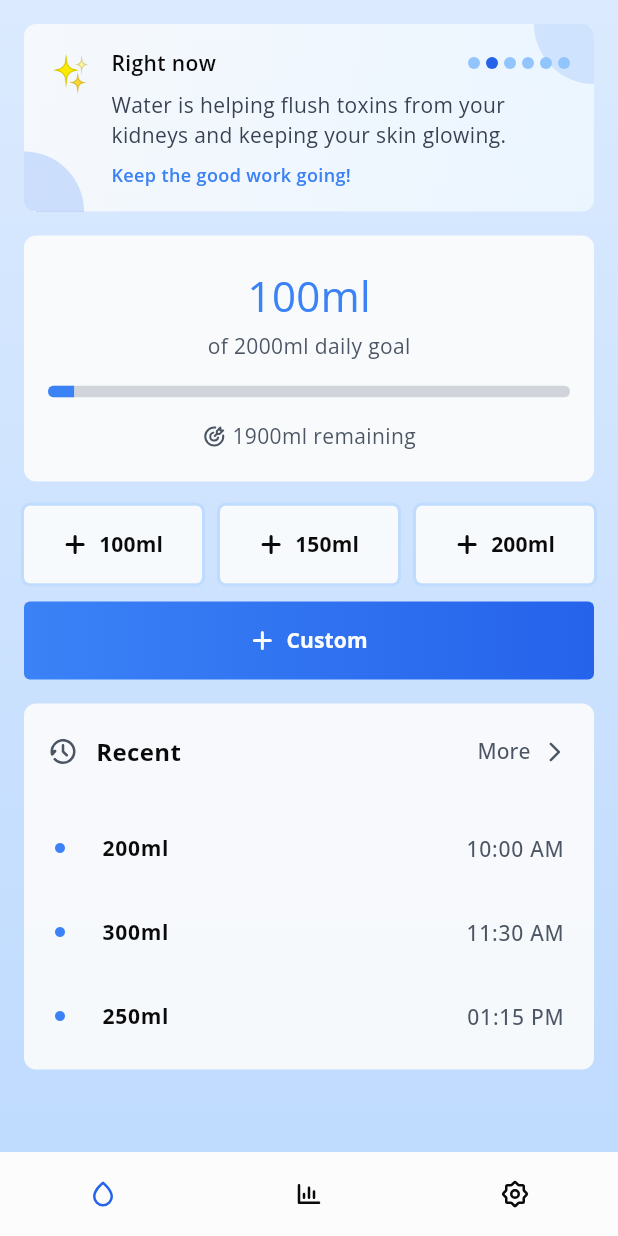
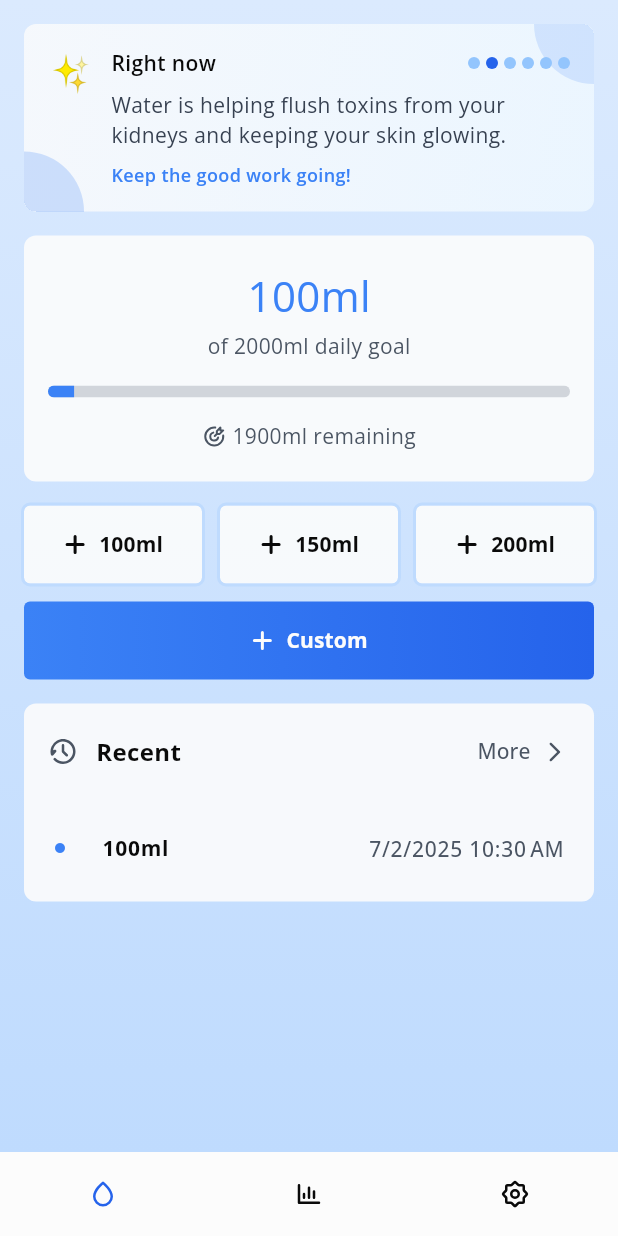
Before and after one commit to xaistrying/water-tracker-app, a Flutter app: the screen it shows after launch, after a tap on an icon or button, on a phone screen of 412 x 824 dp. Run offline on Flutter 3.47's test engine with Material 3 defaults, Android fonts, the phone set to English and light mode, and no system bars; drawn by our look-alikes of smooth_page_indicator; our stand-ins replace bloc, flutter_bloc, flutter_svg, fpdart, freezed_annotation, get_it and 3 more; generated files the repository leaves out were written again.

```diff
--- a/lib/app/bloc/app_data/app_data_cubit.dart
+++ b/lib/app/bloc/app_data/app_data_cubit.dart
@@ -1,3 +1,6 @@
+// Dart imports:
+import 'dart:async';
+
 // Package imports:
 import 'package:bloc/bloc.dart';
 import 'package:freezed_annotation/freezed_annotation.dart';
@@ -6,6 +9,8 @@ import 'package:freezed_annotation/freezed_annotation.dart';
 import 'package:water_tracker_app/app/constant/data_default.dart';
 import 'package:water_tracker_app/app/enum/quick_add_option.dart';
 import 'package:water_tracker_app/app/extension/string_extension.dart';
+import 'package:water_tracker_app/app/extension/unique_id_extension.dart';
+import 'package:water_tracker_app/domain/models/daily_intake_model.dart';
 import 'package:water_tracker_app/domain/repositories/profile_repository.dart';
 import 'package:water_tracker_app/domain/repositories/quick_add_repository.dart';
 import 'package:water_tracker_app/domain/repositories/units_repository.dart';
@@ -25,6 +30,8 @@ class AppDataCubit extends Cubit<AppDataState> {
   final _profileRepo = getIt<ProfileRepository>();
   final _quickAddRepo = getIt<QuickAddRepository>();
   final _progressRepo = getIt<ProgressRepository>();
+
+  Timer? _midnightTimer;
 
   void _init() {
     // Weight and Volume Units, Username
@@ -69,8 +76,16 @@ class AppDataCubit extends Cubit<AppDataState> {
     );
     updateDailyGoal(dailyGoal);
     final dailyIntake = _progressRepo.getDailyIntake().getOrElse((_) => 0.0);
-    updateDailyIntake(dailyIntake);
+    updateDailyIntake(value: dailyIntake, isInitialize: true);
+    // Check For New Day At Begining
     _checkForNewDay();
+    // Check For New Day While App Is On
+    _setupMidnightTimer();
+
+    final intakeHistory = _progressRepo.getDailyIntakeHistory().getOrElse(
+      (_) => [],
+    );
+    updateIntakeHistory(intakeHistory);
 
     // Advanced Mode
     final advancedModeStatus = _profileRepo.getAdvancedModeStatus().getOrElse(
@@ -137,10 +152,44 @@ class AppDataCubit extends Cubit<AppDataState> {
     );
   }
 
-  void updateDailyIntake(double value) {
+  void updateDailyIntake({required double value, bool isInitialize = false}) {
     final currentIntake = state.data.dailyIntake + value;
+
+    // Save to 1 day local storage
     _progressRepo.cacheDailyIntake(value: currentIntake);
+
+    // Save to history local storage
+    if (isInitialize == false) {
+      final history = [...state.data.listIntakeHistory];
+      final historyItem = DailyIntakeModel(
+        id: DateTime.now().uniqueId,
+        date: DateTime.now().toIso8601String(),
+        intake: value,
+        goal: state.data.dailyGoal,
+      );
+      history.add(historyItem);
+
+      _progressRepo.cacheDailyIntakeHistory(data: historyItem);
+      emit(
+        UpdateDailyIntake(
+          state.data.copyWith(
+            dailyIntake: currentIntake,
+            listIntakeHistory: history,
+          ),
+        ),
+      );
+      return;
+    }
+
     emit(UpdateDailyIntake(state.data.copyWith(dailyIntake: currentIntake)));
+  }
+
+  void updateIntakeHistory(List<DailyIntakeModel> history) {
+    emit(UpdateIntakeHistory(state.data.copyWith(listIntakeHistory: history)));
+  }
+
+  void resetDailyIntake() {
+    emit(UpdateDailyIntake(state.data.copyWith(dailyIntake: 0.0)));
   }
 
   void _checkForNewDay() {
@@ -158,7 +207,30 @@ class AppDataCubit extends Cubit<AppDataState> {
     // It's a new day! Reset water intake.
     if (today.isAfter(lastOpenDay)) {
       _progressRepo.removeDailyIntake();
+      resetDailyIntake();
     }
+  }
+
+  void _setupMidnightTimer() {
+    DateTime now = DateTime.now();
+    // Calculate the time until the end of the current day (midnight)
+    DateTime tomorrow = DateTime(
+      now.year,
+      now.month,
+      now.day,
+    ).add(const Duration(days: 1));
+    Duration timeUntilMidnight = tomorrow.difference(now);
+
+    // Cancel any existing timer to avoid duplicates
+    _midnightTimer?.cancel();
+
+    _midnightTimer = Timer(timeUntilMidnight, () async {
+      // Reset Daily Intake To 0.0
+      _progressRepo.removeDailyIntake();
+      resetDailyIntake();
+
+      _setupMidnightTimer();
+    });
   }
 
   @override
@@ -166,6 +238,8 @@ class AppDataCubit extends Cubit<AppDataState> {
     // Save Last Open Time
     _progressRepo.cacheLastOpenDay();
 
+    _midnightTimer?.cancel();
+
     return super.close();
   }
 }
--- a/lib/app/bloc/app_data/app_data_state.dart
+++ b/lib/app/bloc/app_data/app_data_state.dart
@@ -12,6 +12,7 @@ abstract class AppDataStateData with _$AppDataStateData {
     @Default(0.0) double dailyGoal,
     @Default(false) bool advancedModeStatus,
     @Default(0.0) double dailyIntake,
+    @Default([]) List<DailyIntakeModel> listIntakeHistory,
   }) = _AppDataStateData;
 }
 
@@ -41,4 +42,6 @@ abstract class AppDataState with _$AppDataState {
       UpdateAdvancedModeStatus;
   const factory AppDataState.updateDailyIntake(AppDataStateData data) =
       UpdateDailyIntake;
+  const factory AppDataState.updateIntakeHistory(AppDataStateData data) =
+      UpdateIntakeHistory;
 }
--- /dev/null
+++ b/lib/app/extension/unique_id_extension.dart
@@ -0,0 +1,3 @@
+extension UniqueIdExtension on DateTime {
+  String get uniqueId => microsecondsSinceEpoch.toString();
+}
--- a/lib/data/datasources/progress_data_source.dart
+++ b/lib/data/datasources/progress_data_source.dart
@@ -1,6 +1,10 @@
+// Dart imports:
+import 'dart:convert';
+
 // Project imports:
 import '../../app/di/injector.dart';
 import '../../app/service/app_prefs_service.dart';
+import '../../domain/models/daily_intake_model.dart';
 
 abstract class ProgressDataSource {
   // Daily Goal
@@ -15,6 +19,11 @@ abstract class ProgressDataSource {
   // Last Open Day
   Future<void> cacheLastOpenDay();
   DateTime? getLastOpenDay();
+
+  // Daily Intake History
+  Future<void> cacheDailyIntakeHistory({required DailyIntakeModel data});
+  List<DailyIntakeModel> getDailyIntakeHistory();
+  Future<void> removeDailyIntakeHistory();
 }
 
 class ProgressDataSourceImpl implements ProgressDataSource {
@@ -23,6 +32,7 @@ class ProgressDataSourceImpl implements ProgressDataSource {
   static const dailyGoalKey = 'DAILY_GOAL_KEY';
   static const dailyIntakeKey = 'DAILY_INTAKE_KEY';
   static const lastOpenDayKey = 'LAST_OPEN_DAY_KEY';
+  static const dailyIntakeHistoryKey = 'DAILY_INTAKE_HISTORY_KEY';
 
   @override
   Future<void> cacheDailyGoal({required double value}) async {
@@ -61,4 +71,50 @@ class ProgressDataSourceImpl implements ProgressDataSource {
   DateTime? getLastOpenDay() {
     return DateTime.tryParse(_pref.getValue<String>(lastOpenDayKey) ?? '');
   }
+
+  @override
+  Future<void> cacheDailyIntakeHistory({required DailyIntakeModel data}) async {
+    String? jsonData = _pref.getValue<String>(dailyIntakeHistoryKey);
+
+    if (jsonData != null && jsonData != '[]') {
+      List<DailyIntakeModel> listHistory = DailyIntakeModel.fromList(
+        json.decode(jsonData),
+      );
+      final index = listHistory.indexWhere((e) => e.id == data.id);
+
+      if (index == -1) {
+        listHistory.add(data);
+      } else {
+        listHistory[index] = data;
+      }
+
+      await _pref.setValue<String>(
+        dailyIntakeHistoryKey,
+        json.encode(listHistory.map((e) => e.toJson()).toList()),
+      );
+    } else {
+      List<DailyIntakeModel> listHistory = [data];
+
+      await _pref.setValue<String>(
+        dailyIntakeHistoryKey,
+        json.encode(listHistory.map((e) => e.toJson()).toList()),
+      );
+    }
+  }
+
+  @override
+  List<DailyIntakeModel> getDailyIntakeHistory() {
+    final jsonData = _pref.getValue<String>(dailyIntakeHistoryKey);
+    List<DailyIntakeModel> listHistory = [];
+
+    if (jsonData != null && jsonData != '[]') {
+      listHistory = DailyIntakeModel.fromList(json.decode(jsonData));
+    }
+    return listHistory;
+  }
+
+  @override
+  Future<void> removeDailyIntakeHistory() async {
+    await _pref.removeValue(dailyIntakeHistoryKey);
+  }
 }
--- a/lib/data/repositories/progress_repository_impl.dart
+++ b/lib/data/repositories/progress_repository_impl.dart
@@ -3,6 +3,7 @@ import 'package:fpdart/fpdart.dart';
 
 // Project imports:
 import 'package:water_tracker_app/app/error/failure.dart';
+import 'package:water_tracker_app/domain/models/daily_intake_model.dart';
 import 'package:water_tracker_app/domain/repositories/progress_repository.dart';
 import '../../app/di/injector.dart';
 import '../datasources/progress_data_source.dart';
@@ -90,4 +91,38 @@ class ProgressRepositoryImpl implements ProgressRepository {
       return Left(Failure(message: e.toString()));
     }
   }
+
+  @override
+  Either<Failure, List<DailyIntakeModel>> getDailyIntakeHistory() {
+    try {
+      final res = _dataSource.getDailyIntakeHistory();
+      return Right(res);
+    } catch (e) {
+      return Left(Failure(message: e.toString()));
+    }
+  }
+
+  @override
+  Future<Either<Failure, void>> cacheDailyIntakeHistory({
+    required DailyIntakeModel data,
+  }) async {
+    try {
+      _dataSource.cacheDailyIntakeHistory(data: data);
+      return Right(null);
+    } catch (e) {
+      return Left(Failure(message: e.toString()));
+    }
+  }
+
+  @override
+  Future<Either<Failure, void>> removeDailyIntakeHistory({
+    required int keepDays,
+  }) async {
+    try {
+      _dataSource.removeDailyIntakeHistory();
+      return Right(null);
+    } catch (e) {
+      return Left(Failure(message: e.toString()));
+    }
+  }
 }
--- a/lib/domain/models/daily_intake_model.dart
+++ b/lib/domain/models/daily_intake_model.dart
@@ -2,18 +2,24 @@
 import 'dart:convert';
 
 class DailyIntakeModel {
+  String? id;
   double? intake;
   double? goal;
-  String? day;
+  String? date;
 
-  DailyIntakeModel({this.intake, this.goal, this.day});
+  DailyIntakeModel({this.id, this.intake, this.goal, this.date});
 
-  DailyIntakeModel copyWith({double? intake, double? goal, String? day}) =>
-      DailyIntakeModel(
-        intake: intake ?? this.intake,
-        goal: goal ?? this.goal,
-        day: day ?? this.day,
-      );
+  DailyIntakeModel copyWith({
+    String? id,
+    double? intake,
+    double? goal,
+    String? date,
+  }) => DailyIntakeModel(
+    id: id ?? this.id,
+    intake: intake ?? this.intake,
+    goal: goal ?? this.goal,
+    date: date ?? this.date,
+  );
 
   factory DailyIntakeModel.fromRawJson(String str) =>
       DailyIntakeModel.fromJson(json.decode(str));
@@ -22,10 +28,21 @@ class DailyIntakeModel {
 
   factory DailyIntakeModel.fromJson(Map<String, dynamic> json) =>
       DailyIntakeModel(
+        id: json["id"],
         intake: json["intake"],
         goal: json["goal"],
-        day: json["day"],
+        date: json["date"],
       );
 
-  Map<String, dynamic> toJson() => {"intake": intake, "goal": goal, "day": day};
+  Map<String, dynamic> toJson() => {
+    "id": id,
+    "intake": intake,
+    "goal": goal,
+    "date": date,
+  };
+
+  static fromList(data) {
+    var list = data as List;
+    return list.map((map) => DailyIntakeModel.fromJson(map)).toList();
+  }
 }
--- a/lib/presentation/home/components/quick_add_custom_dialog.dart
+++ b/lib/presentation/home/components/quick_add_custom_dialog.dart
@@ -61,7 +61,7 @@ class _QuickAddCustomDialogState extends State<QuickAddCustomDialog> {
           buttonName: 'Add Water',
           buttonFunc: () {
             final intake = double.tryParse(value.text) ?? 0;
-            context.read<AppDataCubit>().updateDailyIntake(intake);
+            context.read<AppDataCubit>().updateDailyIntake(value: intake);
           },
         );
       },
--- a/lib/presentation/home/components/quick_add_widget.dart
+++ b/lib/presentation/home/components/quick_add_widget.dart
@@ -34,7 +34,9 @@ class QuickAddWidget extends StatelessWidget {
                     context,
                     onPressed: () {
                       final intake = double.tryParse(quickAddValue1) ?? 0;
-                      context.read<AppDataCubit>().updateDailyIntake(intake);
+                      context.read<AppDataCubit>().updateDailyIntake(
+                        value: intake,
+                      );
                     },
                     label: '${quickAddValue1}ml',
                   );
@@ -52,7 +54,9 @@ class QuickAddWidget extends StatelessWidget {
                     context,
                     onPressed: () {
                       final intake = double.tryParse(quickAddValue2) ?? 0;
-                      context.read<AppDataCubit>().updateDailyIntake(intake);
+                      context.read<AppDataCubit>().updateDailyIntake(
+                        value: intake,
+                      );
                     },
                     label: '${quickAddValue2}ml',
                   );
@@ -70,7 +74,9 @@ class QuickAddWidget extends StatelessWidget {
                     context,
                     onPressed: () {
                       final intake = double.tryParse(quickAddValue3) ?? 0;
-                      context.read<AppDataCubit>().updateDailyIntake(intake);
+                      context.read<AppDataCubit>().updateDailyIntake(
+                        value: intake,
+                      );
                     },
                     label: '${quickAddValue3}ml',
                   );
--- a/lib/presentation/home/components/recent_measurement_card.dart
+++ b/lib/presentation/home/components/recent_measurement_card.dart
@@ -2,10 +2,13 @@
 import 'package:flutter/material.dart';
 
 // Package imports:
+import 'package:flutter_bloc/flutter_bloc.dart';
 import 'package:flutter_svg/flutter_svg.dart';
 import 'package:go_router/go_router.dart';
+import 'package:intl/intl.dart';
 
 // Project imports:
+import 'package:water_tracker_app/app/bloc/app_data/app_data_cubit.dart';
 import 'package:water_tracker_app/app/theme/app_color.dart';
 import 'package:water_tracker_app/app/theme/app_dimens.dart';
 import 'package:water_tracker_app/app/widget/custom_card_widget.dart';
@@ -23,26 +26,40 @@ class RecentMeasurementCard extends StatelessWidget {
         vertical: AppDimens.padding8,
       ),
       child: Column(
+        spacing: AppDimens.padding12,
         children: [
           _buildRecentMeasurementHeader(context),
-          SizedBox(height: AppDimens.padding12),
-          _buildRecentMeasurementItem(
-            context,
-            time: '10:00 AM',
-            volume: '200ml',
-          ),
-          _buildRecentMeasurementItem(
-            context,
-            time: '11:30 AM',
-            volume: '300ml',
-          ),
-          _buildRecentMeasurementItem(
-            context,
-            time: '01:15 PM',
-            volume: '250ml',
-          ),
+          _buildRecentMeasurementList(context),
         ],
       ),
+    );
+  }
+
+  Widget _buildRecentMeasurementList(BuildContext context) {
+    return BlocBuilder<AppDataCubit, AppDataState>(
+      builder: (context, state) {
+        final listHistory = state.data.listIntakeHistory;
+        final historyLength = listHistory.length;
+        return Column(
+          spacing: AppDimens.padding12,
+          children: List.generate(historyLength < 3 ? historyLength : 3, (
+            index,
+          ) {
+            final itemIndex = historyLength - index - 1;
+            final item = listHistory[itemIndex];
+            final dateTime = DateTime.tryParse(item.date ?? '');
+            String time = '';
+            if (dateTime != null) {
+              time = DateFormat.yMd().add_jm().format(dateTime);
+            }
+            return _buildRecentMeasurementItem(
+              context,
+              time: time,
+              volume: item.intake?.toStringAsFixed(0) ?? '',
+            );
+          }),
+        );
+      },
     );
   }
 
@@ -106,7 +123,7 @@ class RecentMeasurementCard extends StatelessWidget {
         color: AppColor.getBlueCyanColor(context),
       ),
       title: Text(
-        volume,
+        '${volume}ml',
         style: TextStyle(
           fontSize: AppDimens.fontSizeDefault,
           fontWeight: FontWeight.bold,
```
Also changed, not shown: lib/domain/repositories/progress_repository.dart (+10 -0 lines), lib/presentation/home/components/recent_more_screen.dart (+20 -4 lines).
